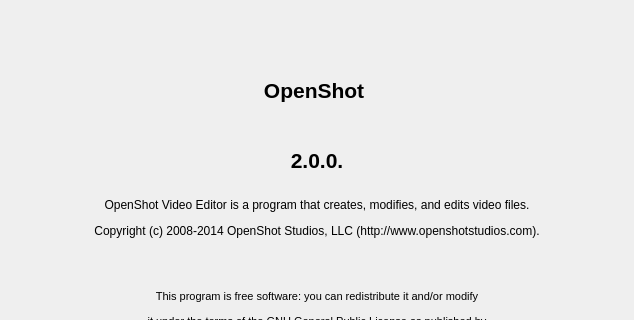
This is src/windows/ui/about.ui in OpenShot/openshot-qt as Qt 5 draws it before an edit; both pictures show x 0 to 634 and y 91 to 411 of the 634 by 811 pixel window. The edited form follows.
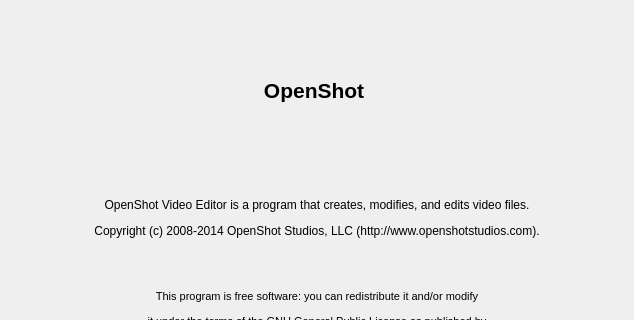
This is the edited form. Icons and pictures are not drawn.

Commit message: Populate the About screen with the Credits and License dialog. Todo add Kickstarter Backers and translators from launchpad ?. Few minors errors displaying name+email in Credit dialog to modify. Print correctly the COPYING file in Qt (perfect in python mode...).

What changed in the file:
```diff
--- a/src/windows/ui/about.ui
+++ b/src/windows/ui/about.ui
@@ -42,7 +42,7 @@
         <bool>true</bool>
        </property>
        <property name="text">
-        <string>&lt;html&gt;&lt;head/&gt;&lt;body&gt;&lt;p align=&quot;center&quot;&gt;&lt;span style=&quot; font-size:16pt; font-weight:600;&quot;&gt;2.0.0.&lt;/span&gt;&lt;/p&gt;&lt;/body&gt;&lt;/html&gt;</string>
+        <string>&lt;html&gt;&lt;head/&gt;&lt;body&gt;&lt;p align=&quot;center&quot;&gt;&lt;span style=&quot; font-size:16pt; font-weight:600;&quot;&gt;&lt;br/&gt;&lt;/span&gt;&lt;/p&gt;&lt;/body&gt;&lt;/html&gt;</string>
        </property>
       </widget>
      </item>
```
The commit also changes 2 other files.
